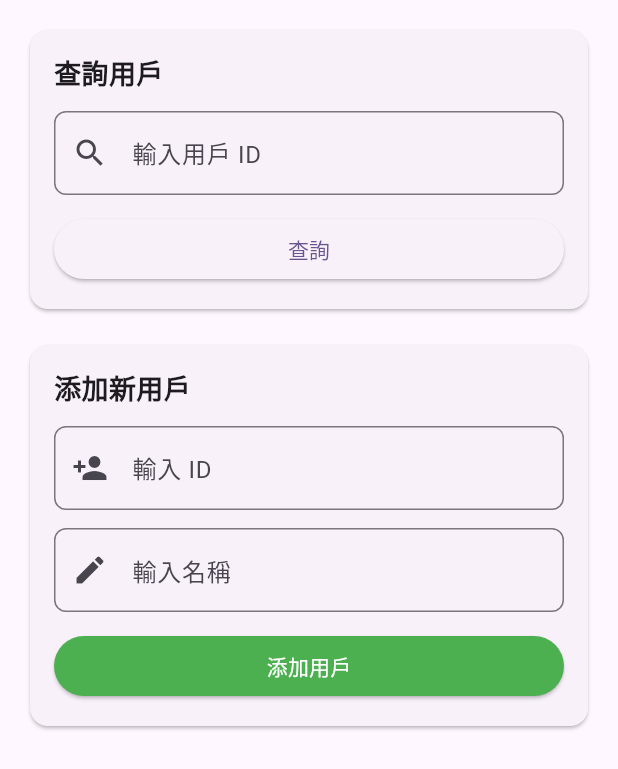
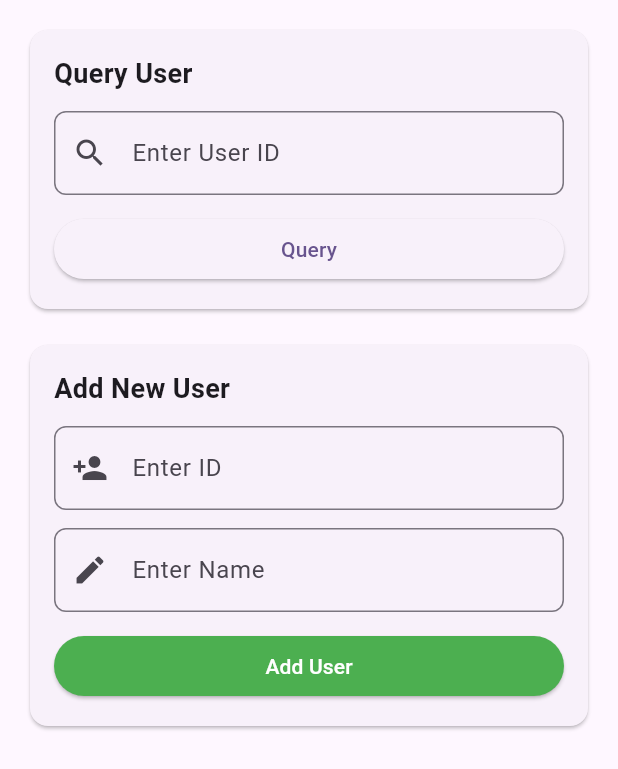
Before and after one commit to Mondaysssss/food-detection, a Flutter app: the UserManagementScreen widget shown alone on an empty page, opened directly, on a phone screen of 412 x 824 dp. Shown: the top 769 px of the screen. Run offline on Flutter 3.47's test engine with Material 3 defaults, Android fonts, the phone set to English and light mode, and no system bars; our stand-ins replace cloud_firestore, firebase_core, image_picker, yaml; missing offline and left inert: tflite_flutter; accounts and stored records are empty.

Commit message:
swtich to english

```diff
--- a/lib/main.dart
+++ b/lib/main.dart
@@ -84,7 +84,7 @@ class _MyHomePageState extends State<MyHomePage> {
   Future<List<List<List<double>>>> preprocessImage(File imageFile, int inputSize) async {
     final bytes = await imageFile.readAsBytes();
     img.Image? image = img.decodeImage(bytes);
-    if (image == null) throw Exception('无法解码图片');
+    if (image == null) throw Exception('Unable to decode image');
 
     img.Image resized = img.copyResize(image, width: inputSize, height: inputSize);
 
@@ -183,11 +183,11 @@ class _MyHomePageState extends State<MyHomePage> {
         items: const [
           BottomNavigationBarItem(
             icon: Icon(Icons.camera_alt),
-            label: '模型推論',
+            label: 'Model Inference',
           ),
           BottomNavigationBarItem(
             icon: Icon(Icons.people),
-            label: '用戶管理',
+            label: 'User Management',
           ),
         ],
       ),
--- a/lib/user_management_screen.dart
+++ b/lib/user_management_screen.dart
@@ -18,11 +18,11 @@ class _UserManagementScreenState extends State<UserManagementScreen> {
   String _queryStatus = '';
   bool _isLoading = false;
 
-  // 查詢用戶
+  // Query user
   Future<void> _queryUserById(String id) async {
     if (id.isEmpty) {
       setState(() {
-        _queryStatus = '請輸入 ID';
+        _queryStatus = 'Please enter ID';
         _queryResult = null;
       });
       return;
@@ -30,7 +30,7 @@ class _UserManagementScreenState extends State<UserManagementScreen> {
 
     setState(() {
       _isLoading = true;
-      _queryStatus = '查詢中...';
+      _queryStatus = 'Querying...';
     });
 
     try {
@@ -39,49 +39,49 @@ class _UserManagementScreenState extends State<UserManagementScreen> {
       if (doc.exists) {
         setState(() {
           _queryResult = {'id': doc.id, ...doc.data() as Map<String, dynamic>};
-          _queryStatus = '查詢成功';
+          _queryStatus = 'Query successful';
           _isLoading = false;
         });
       } else {
         setState(() {
           _queryResult = null;
-          _queryStatus = '找不到此 ID 的用戶';
+          _queryStatus = 'User with this ID not found';
           _isLoading = false;
         });
       }
     } catch (e) {
       setState(() {
-        _queryStatus = '查詢失敗: $e';
+        _queryStatus = 'Query failed: $e';
         _queryResult = null;
         _isLoading = false;
       });
-      print('查詢錯誤: $e');
+      print('Query error: $e');
     }
   }
 
-  // 添加用戶
+  // Add user
   Future<void> _addUser() async {
     final id = _addIdController.text.trim();
     final name = _addNameController.text.trim();
 
     if (id.isEmpty || name.isEmpty) {
       ScaffoldMessenger.of(context).showSnackBar(
-        const SnackBar(content: Text('ID 和名稱不能為空')),
+        const SnackBar(content: Text('ID and Name cannot be empty')),
       );
       return;
     }
 
     try {
-      // 檢查是否已存在
+      // Check if already exists
       final existingDoc = await _firestore.collection('User').doc(id).get();
       if (existingDoc.exists) {
         ScaffoldMessenger.of(context).showSnackBar(
-          const SnackBar(content: Text('此 ID 已存在')),
+          const SnackBar(content: Text('This ID already exists')),
         );
         return;
       }
 
-      // 新增用戶
+      // Add new user
       await _firestore.collection('User').doc(id).set({
         'ID': id,
         'name': name,
@@ -91,36 +91,36 @@ class _UserManagementScreenState extends State<UserManagementScreen> {
       _addNameController.clear();
 
       ScaffoldMessenger.of(context).showSnackBar(
-        const SnackBar(content: Text('用戶添加成功')),
+        const SnackBar(content: Text('User added successfully')),
       );
-      print('用戶添加成功: ID=$id, name=$name');
+      print('User added successfully: ID=$id, name=$name');
     } catch (e) {
       ScaffoldMessenger.of(context).showSnackBar(
-        SnackBar(content: Text('添加失敗: $e')),
+        SnackBar(content: Text('Add failed: $e')),
       );
-      print('添加錯誤: $e');
+      print('Add error: $e');
     }
   }
 
-  // 刪除用戶
+  // Delete user
   Future<void> _deleteUser(String id) async {
     try {
       await _firestore.collection('User').doc(id).delete();
 
       setState(() {
         _queryResult = null;
-        _queryStatus = '用戶已刪除';
+        _queryStatus = 'User deleted';
       });
 
       ScaffoldMessenger.of(context).showSnackBar(
-        const SnackBar(content: Text('用戶刪除成功')),
+        const SnackBar(content: Text('User deleted successfully')),
       );
-      print('用戶刪除成功: ID=$id');
+      print('User deleted successfully: ID=$id');
     } catch (e) {
       ScaffoldMessenger.of(context).showSnackBar(
-        SnackBar(content: Text('刪除失敗: $e')),
+        SnackBar(content: Text('Delete failed: $e')),
       );
-      print('刪除錯誤: $e');
+      print('Delete error: $e');
     }
   }
 
@@ -140,7 +140,7 @@ class _UserManagementScreenState extends State<UserManagementScreen> {
         child: Column(
           crossAxisAlignment: CrossAxisAlignment.start,
           children: [
-            // 查詢區段
+            // Query section
             Card(
               child: Padding(
                 padding: const EdgeInsets.all(16.0),
@@ -148,7 +148,7 @@ class _UserManagementScreenState extends State<UserManagementScreen> {
                   crossAxisAlignment: CrossAxisAlignment.start,
                   children: [
                     const Text(
-                      '查詢用戶',
+                      'Query User',
                       style: TextStyle(
                         fontSize: 18,
                         fontWeight: FontWeight.bold,
@@ -158,7 +158,7 @@ class _UserManagementScreenState extends State<UserManagementScreen> {
                     TextField(
                       controller: _queryIdController,
                       decoration: InputDecoration(
-                        labelText: '輸入用戶 ID',
+                        labelText: 'Enter User ID',
                         border: OutlineInputBorder(
                           borderRadius: BorderRadius.circular(8),
                         ),
@@ -172,7 +172,7 @@ class _UserManagementScreenState extends State<UserManagementScreen> {
                         onPressed: _isLoading
                             ? null
                             : () => _queryUserById(_queryIdController.text),
-                        child: Text(_isLoading ? '查詢中...' : '查詢'),
+                        child: Text(_isLoading ? 'Querying...' : 'Query'),
                       ),
                     ),
                     if (_queryStatus.isNotEmpty) ...[
@@ -189,7 +189,7 @@ class _UserManagementScreenState extends State<UserManagementScreen> {
               ),
             ),
 
-            // 查詢結果
+            // Query result
             if (_queryResult != null) ...[
               const SizedBox(height: 16),
               Card(
@@ -199,7 +199,7 @@ class _UserManagementScreenState extends State<UserManagementScreen> {
                     crossAxisAlignment: CrossAxisAlignment.start,
                     children: [
                       const Text(
-                        '查詢結果',
+                        'Query Result',
                         style: TextStyle(
                           fontSize: 18,
                           fontWeight: FontWeight.bold,
@@ -208,7 +208,7 @@ class _UserManagementScreenState extends State<UserManagementScreen> {
                       const SizedBox(height: 12),
                       _buildResultRow('ID', _queryResult!['ID'] ?? 'N/A'),
                       const SizedBox(height: 8),
-                      _buildResultRow('名稱', _queryResult!['name'] ?? 'N/A'),
+                      _buildResultRow('Name', _queryResult!['name'] ?? 'N/A'),
                       const SizedBox(height: 16),
                       Row(
                         children: [
@@ -221,7 +221,7 @@ class _UserManagementScreenState extends State<UserManagementScreen> {
                                   _queryIdController.clear();
                                 });
                               },
-                              child: const Text('返回'),
+                              child: const Text('Back'),
                             ),
                           ),
                           const SizedBox(width: 12),
@@ -236,7 +236,7 @@ class _UserManagementScreenState extends State<UserManagementScreen> {
                                 backgroundColor: Colors.red,
                               ),
                               child: const Text(
-                                '刪除',
+                                'Delete',
                                 style: TextStyle(color: Colors.white),
                               ),
                             ),
@@ -249,7 +249,7 @@ class _UserManagementScreenState extends State<UserManagementScreen> {
               ),
             ],
 
-            // 添加用戶區段
+            // Add user section
             const SizedBox(height: 16),
             Card(
               child: Padding(
@@ -258,7 +258,7 @@ class _UserManagementScreenState extends State<UserManagementScreen> {
                   crossAxisAlignment: CrossAxisAlignment.start,
                   children: [
                     const Text(
-                      '添加新用戶',
+                      'Add New User',
                       style: TextStyle(
                         fontSize: 18,
                         fontWeight: FontWeight.bold,
@@ -268,7 +268,7 @@ class _UserManagementScreenState extends State<UserManagementScreen> {
                     TextField(
                       controller: _addIdController,
                       decoration: InputDecoration(
-                        labelText: '輸入 ID',
+                        labelText: 'Enter ID',
                         border: OutlineInputBorder(
                           borderRadius: BorderRadius.circular(8),
                         ),
@@ -279,7 +279,7 @@ class _UserManagementScreenState extends State<UserManagementScreen> {
                     TextField(
                       controller: _addNameController,
                       decoration: InputDecoration(
-                        labelText: '輸入名稱',
+                        labelText: 'Enter Name',
                         border: OutlineInputBorder(
                           borderRadius: BorderRadius.circular(8),
                         ),
@@ -295,7 +295,7 @@ class _UserManagementScreenState extends State<UserManagementScreen> {
                           backgroundColor: Colors.green,
                         ),
                         child: const Text(
-                          '添加用戶',
+                          'Add User',
                           style: TextStyle(color: Colors.white),
                         ),
                       ),
@@ -310,7 +310,7 @@ class _UserManagementScreenState extends State<UserManagementScreen> {
     );
   }
 
-  // 結果行組件
+  // Result row widget
   Widget _buildResultRow(String label, String value) {
     return Row(
       children: [
@@ -332,18 +332,18 @@ class _UserManagementScreenState extends State<UserManagementScreen> {
     );
   }
 
-  // 刪除確認對話框
+  // Delete confirmation dialog
   void _showDeleteConfirmDialog(String userId) {
     showDialog(
       context: context,
       builder: (BuildContext context) {
         return AlertDialog(
-          title: const Text('確認刪除'),
-          content: Text('確定要刪除 ID 為 "$userId" 的用戶嗎？'),
+          title: const Text('Confirm Delete'),
+          content: Text('Are you sure you want to delete the user with ID "$userId"?'),
           actions: [
             TextButton(
               onPressed: () => Navigator.pop(context),
-              child: const Text('取消'),
+              child: const Text('Cancel'),
             ),
             TextButton(
               onPressed: () {
@@ -353,7 +353,7 @@ class _UserManagementScreenState extends State<UserManagementScreen> {
               style: TextButton.styleFrom(
                 foregroundColor: Colors.red,
               ),
-              child: const Text('確認刪除'),
+              child: const Text('Confirm Delete'),
             ),
           ],
         );
```
